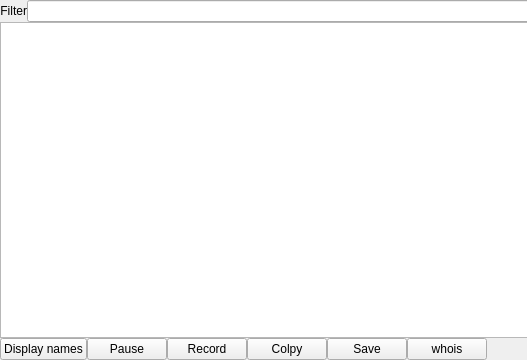
This is mainwindow.ui in chipmunk-sm/tcpview as Qt 5 draws it before an edit; both pictures show x 0 to 527 and y 0 to 360 of the 800 by 360 pixel window. The edited form follows.
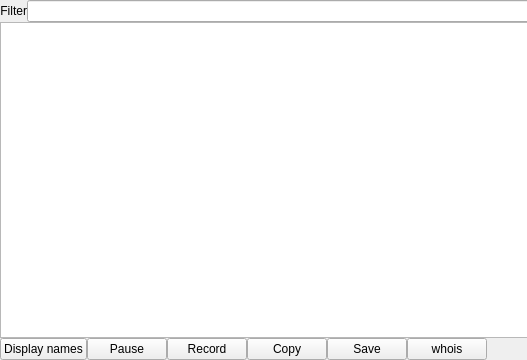
This is the edited form.

```diff
--- a/mainwindow.ui
+++ b/mainwindow.ui
@@ -143,7 +143,7 @@
           <string>Copy to Clipboard</string>
          </property>
          <property name="text">
-          <string>Colpy</string>
+          <string>Copy</string>
          </property>
         </widget>
        </item>
```
